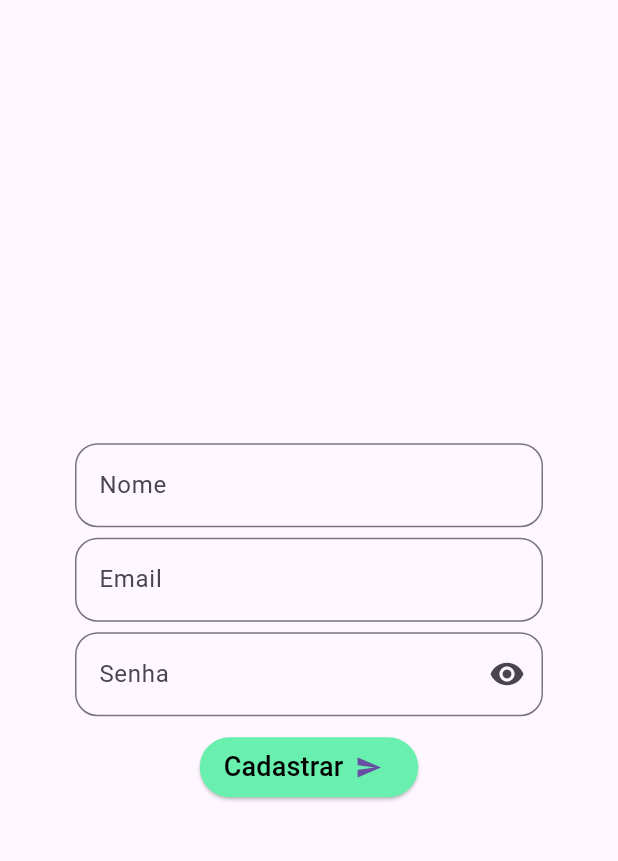
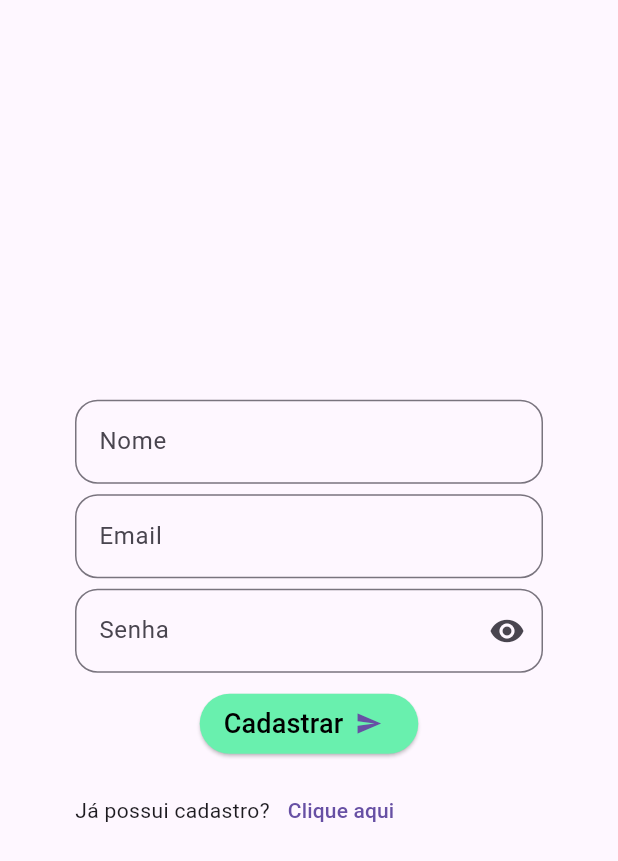
Before and after one commit to PandaDev1994/meu_app_controle_despesas, a Flutter app: the Register screen opened directly, on a phone screen of 412 x 824 dp. Shown: the top 861 px of the screen. Run offline on Flutter 3.47's test engine with Material 3 defaults, Android fonts, the phone set to English and light mode, and no system bars; our stand-ins replace shared_preferences; accounts and stored records are empty; network calls fail.

Commit message:
terminado login e cadastro faltando apenas estilizar

```diff
--- /dev/null
+++ b/lib/comuns/comuns.dart
@@ -0,0 +1,55 @@
+import 'package:flutter/material.dart';
+
+Padding textFieldForNameAndEmail(
+    TextEditingController controller, String label, String hint) {
+  return Padding(
+    padding: const EdgeInsets.only(top: 7),
+    child: TextField(
+      controller: controller,
+      decoration: InputDecoration(
+        border: const OutlineInputBorder(
+            borderRadius: BorderRadius.all(Radius.circular(15))),
+        labelText: label,
+        hintText: hint,
+      ),
+    ),
+  );
+}
+
+Padding textFieldForPass(TextEditingController controller, String label,
+    String hint, IconData icon, bool visibilityOff, VoidCallback voidCallback) {
+  return Padding(
+    padding: const EdgeInsets.only(top: 7),
+    child: TextField(
+      obscureText: visibilityOff,
+      controller: controller,
+      decoration: InputDecoration(
+        border: const OutlineInputBorder(
+            borderRadius: BorderRadius.all(Radius.circular(15))),
+        labelText: label,
+        hintText: hint,
+        suffixIcon: IconButton(
+          onPressed: voidCallback,
+          icon: Icon(icon),
+        ),
+      ),
+    ),
+  );
+}
+
+ElevatedButton buttonCustom(String label, VoidCallback voidCallback) {
+  return ElevatedButton.icon(
+    style: const ButtonStyle(
+        backgroundColor: WidgetStatePropertyAll(Colors.greenAccent)),
+    onPressed: voidCallback,
+    label: Text(
+      label,
+      style: const TextStyle(
+        fontSize: 18,
+        color: Colors.black,
+      ),
+    ),
+    icon: const Icon(Icons.send_sharp),
+    iconAlignment: IconAlignment.end,
+  );
+}
--- a/lib/models/category.dart
+++ b/lib/models/category.dart
@@ -1,6 +1,6 @@
 class CategoryModel {
   int? id;
-  int? name;
+  String? name;
 
   CategoryModel({
     required this.id,
--- a/lib/pages/register/register.dart
+++ b/lib/pages/register/register.dart
@@ -1,6 +1,9 @@
+// ignore_for_file: use_build_context_synchronously
+
 import 'package:flutter/material.dart';
+import 'package:my_app_despesas/comuns/comuns.dart';
 import 'package:my_app_despesas/doc/api/user/user_api.dart';
-import 'package:my_app_despesas/pages/menu/menu.dart';
+import 'package:my_app_despesas/pages/login/login.dart';
 import 'package:my_app_despesas/pages/splash/splash.dart';
 
 class Register extends StatefulWidget {
@@ -35,15 +38,35 @@ class _RegisterState extends State<Register> {
                     textFieldForNameAndEmail(
                         emailController, 'Email', 'Digite seu email aqui'),
                     textFieldForPass(
-                      passController,
-                      'Senha',
-                      '***********',
-                      visibilityOff ? Icons.visibility_off : Icons.visibility,
-                    ),
+                        passController,
+                        'Senha',
+                        '***********',
+                        visibilityOff ? Icons.visibility_off : Icons.visibility,
+                        visibilityOff, () {
+                      setState(() {
+                        visibilityOff = !visibilityOff;
+                      });
+                    }),
                     const SizedBox(
                       height: 10,
                     ),
                     buttonCustom('Cadastrar', () => senUser()),
+                    const SizedBox(
+                      height: 10,
+                    ),
+                    Row(
+                      mainAxisAlignment: MainAxisAlignment.start,
+                      children: [
+                        const Text('Já possui cadastro?'),
+                        TextButton(
+                            onPressed: () {
+                              Navigator.of(context).pushReplacement(
+                                  MaterialPageRoute(
+                                      builder: (_) => const Login()));
+                            },
+                            child: const Text('Clique aqui'))
+                      ],
+                    )
                   ],
                 ),
               ),
@@ -67,65 +90,5 @@ class _RegisterState extends State<Register> {
       Navigator.of(context)
           .pushReplacement(MaterialPageRoute(builder: (_) => const Splash()));
     }
-
-    print('result : $result');
-  }
-
-  ElevatedButton buttonCustom(String label, VoidCallback voidCallback) {
-    return ElevatedButton.icon(
-      style: const ButtonStyle(
-          backgroundColor: WidgetStatePropertyAll(Colors.greenAccent)),
-      onPressed: voidCallback,
-      label: Text(
-        label,
-        style: const TextStyle(
-          fontSize: 18,
-          color: Colors.black,
-        ),
-      ),
-      icon: const Icon(Icons.send_sharp),
-      iconAlignment: IconAlignment.end,
-    );
-  }
-
-  Padding textFieldForNameAndEmail(
-      TextEditingController controller, String label, String hint) {
-    return Padding(
-      padding: const EdgeInsets.only(top: 7),
-      child: TextField(
-        controller: controller,
-        decoration: InputDecoration(
-          border: const OutlineInputBorder(
-              borderRadius: BorderRadius.all(Radius.circular(15))),
-          labelText: label,
-          hintText: hint,
-        ),
-      ),
-    );
-  }
-
-  Padding textFieldForPass(TextEditingController controller, String label,
-      String hint, IconData icon) {
-    return Padding(
-      padding: const EdgeInsets.only(top: 7),
-      child: TextField(
-        obscureText: visibilityOff,
-        controller: controller,
-        decoration: InputDecoration(
-          border: const OutlineInputBorder(
-              borderRadius: BorderRadius.all(Radius.circular(15))),
-          labelText: label,
-          hintText: hint,
-          suffixIcon: IconButton(
-            onPressed: () {
-              setState(() {
-                visibilityOff = !visibilityOff;
-              });
-            },
-            icon: Icon(icon),
-          ),
-        ),
-      ),
-    );
   }
 }
--- a/lib/pages/splash/splash.dart
+++ b/lib/pages/splash/splash.dart
@@ -1,3 +1,5 @@
+// ignore_for_file: use_build_context_synchronously
+
 import 'package:flutter/material.dart';
 import 'package:my_app_despesas/doc/api/user/user_api.dart';
 import 'package:my_app_despesas/pages/menu/menu.dart';
@@ -51,6 +53,7 @@ class _SplashState extends State<Splash> {
   Future<void> initUser() async {
     Map<String, dynamic> user = await api.getUser();
 
+    // ignore: unnecessary_null_comparison
     if (user != null && user.isNotEmpty && user['id'] != null) {
       // Se o usuário existe, navegue para o Menu
       Navigator.of(context).pushReplacement(MaterialPageRoute(
```
Also changed, not shown: lib/models/models_expenses.dart (+13 -0 lines), lib/pages/expenses/expenses.dart (added, +106 -0 lines), lib/pages/login/login.dart (+65 -2 lines), lib/pages/menu/menu.dart (+48 -15 lines).
